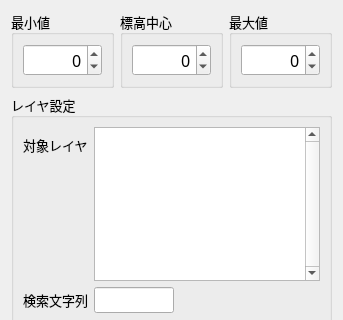
Qt form demstyle_all_dialog_base.ui (tamaohome/qgis-demstyle-all) before a commit; both pictures show x 0 to 343 and y 0 to 320 of the 343 by 480 pixel window.
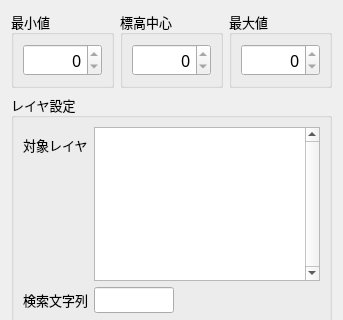
The same form after that commit.

Commit message: ✨ feat: 標高スピンボックスを直接入力不可に変更

```diff
--- a/demstyle_all_dialog_base.ui
+++ b/demstyle_all_dialog_base.ui
@@ -57,6 +57,9 @@
           <property name="alignment">
            <set>Qt::AlignRight|Qt::AlignTrailing|Qt::AlignVCenter</set>
           </property>
+          <property name="readOnly">
+           <bool>true</bool>
+          </property>
           <property name="minimum">
            <number>-999</number>
           </property>
@@ -106,6 +109,9 @@
           <property name="alignment">
            <set>Qt::AlignRight|Qt::AlignTrailing|Qt::AlignVCenter</set>
           </property>
+          <property name="readOnly">
+           <bool>true</bool>
+          </property>
           <property name="minimum">
            <number>-999</number>
           </property>
@@ -158,6 +164,9 @@
           <property name="alignment">
            <set>Qt::AlignRight|Qt::AlignTrailing|Qt::AlignVCenter</set>
           </property>
+          <property name="readOnly">
+           <bool>true</bool>
+          </property>
           <property name="showGroupSeparator" stdset="0">
            <bool>false</bool>
           </property>
```
